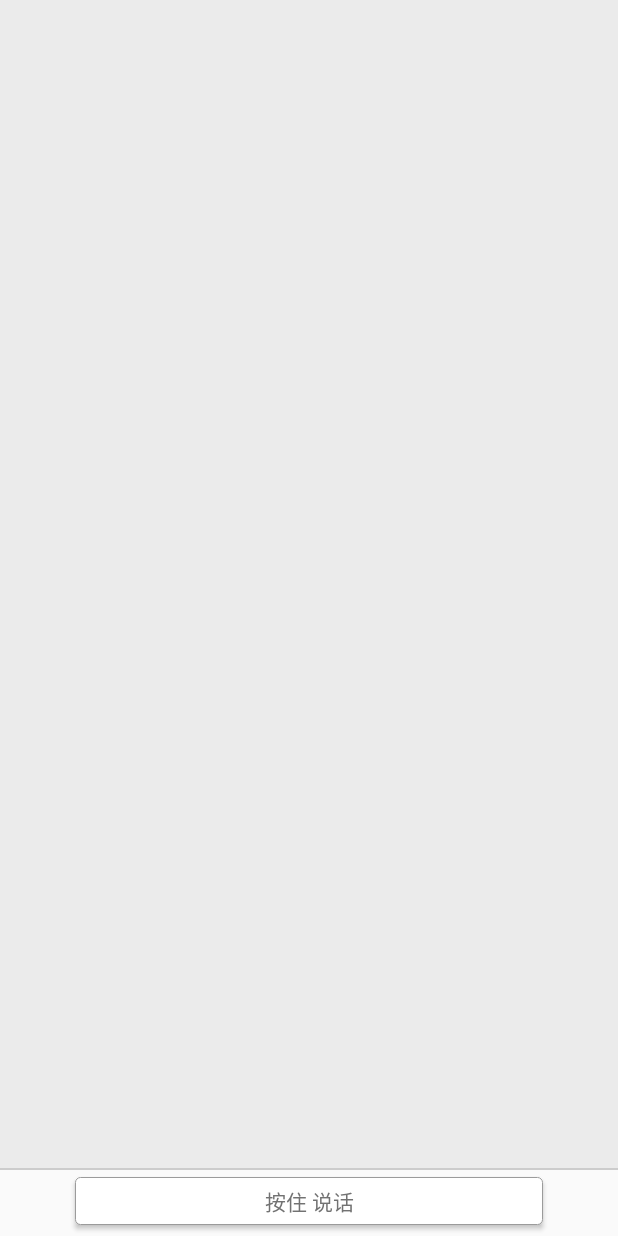
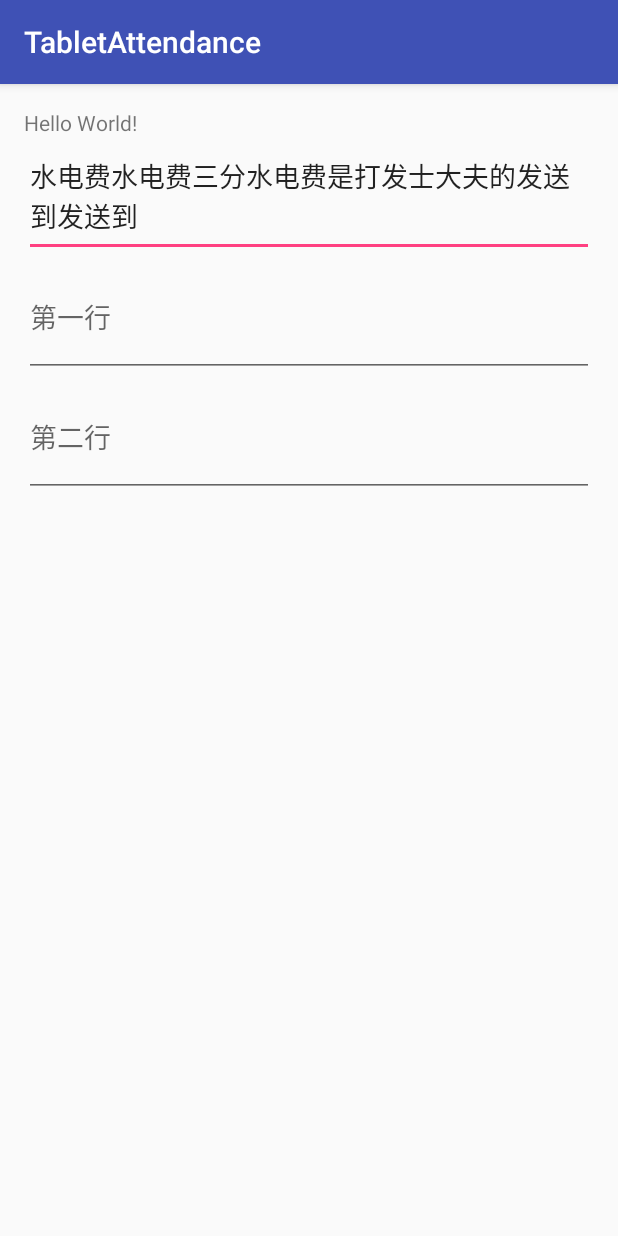
Before and after one commit to linuxcjh/TabletAttendance, an Android app: the screen it shows after launch (VoiceActivity before the commit, MainActivity after it), on a phone screen of 412 x 824 dp. Run offline under Robolectric (Android 15) with nearby library versions, the phone set to English and light mode, and no system bars.

Commit message:
功能预处理

```diff
--- a/app/src/main/AndroidManifest.xml
+++ b/app/src/main/AndroidManifest.xml
@@ -21,7 +21,7 @@
         android:supportsRtl="true"
         android:theme="@style/AppTheme">
 
-        <activity android:name=".voice.view.VoiceActivity">
+        <activity android:name="com.nuoman.MainActivity">
             <intent-filter>
                 <action android:name="android.intent.action.MAIN" />
 
--- a/app/src/main/java/com/nuoman/tabletattendance/voice/view/AudioRecordButton.java
+++ b/app/src/main/java/com/nuoman/tabletattendance/voice/view/AudioRecordButton.java
@@ -38,7 +38,6 @@ public class AudioRecordButton extends Button implements AudioManager.AudioStage
 
     public AudioRecordButton(Context context) {
         this(context, null);
-        // TODO Auto-generated constructor stub
     }
 
     public AudioRecordButton(Context context, AttributeSet attrs) {
@@ -56,13 +55,11 @@ public class AudioRecordButton extends Button implements AudioManager.AudioStage
 
             @Override
             public boolean onLongClick(View v) {
-                // TODO Auto-generated method
                 mReady = true;
                 mAudioManager.prepareAudio();
                 return false;
             }
         });
-        // TODO Auto-generated constructor stub
     }
 
     /**
--- a/app/src/main/java/com/nuoman/tabletattendance/voice/view/VoiceActivity.java
+++ b/app/src/main/java/com/nuoman/tabletattendance/voice/view/VoiceActivity.java
@@ -16,6 +16,7 @@ import java.util.ArrayList;
 import java.util.List;
 
 public class VoiceActivity extends Activity {
+
     AudioRecordButton button;
 
     private ListView mlistview;
@@ -51,9 +52,9 @@ public class VoiceActivity extends Activity {
             public void onItemClick(AdapterView<?> parent, View view,
                                     int position, long id) {
                 // 播放动画
-				if (viewanim!=null) {//让第二个播放的时候第一个停止播放
+                if (viewanim != null) {//让第二个播放的时候第一个停止播放
                     viewanim.setBackgroundResource(R.drawable.adj);
-					viewanim=null;
+                    viewanim = null;
                 }
                 viewanim = view.findViewById(R.id.id_recorder_anim);
                 viewanim.setBackgroundResource(R.drawable.play);
--- a/app/src/main/res/layout/activity_main.xml
+++ b/app/src/main/res/layout/activity_main.xml
@@ -1,5 +1,5 @@
 <?xml version="1.0" encoding="utf-8"?>
-<RelativeLayout xmlns:android="http://schemas.android.com/apk/res/android"
+<LinearLayout xmlns:android="http://schemas.android.com/apk/res/android"
     xmlns:tools="http://schemas.android.com/tools"
     android:layout_width="match_parent"
     android:layout_height="match_parent"
@@ -7,11 +7,31 @@
     android:paddingLeft="@dimen/activity_horizontal_margin"
     android:paddingRight="@dimen/activity_horizontal_margin"
     android:paddingTop="@dimen/activity_vertical_margin"
-    tools:context="com.nuoman.tabletattendance.MainActivity">
+    tools:context="com.nuoman.tabletattendance.MainActivity"
+    android:orientation="vertical">
 
     <TextView
         android:id="@+id/content_tv"
         android:layout_width="wrap_content"
         android:layout_height="wrap_content"
         android:text="Hello World!" />
-</RelativeLayout>
+
+    <EditText
+        android:id="@+id/edit_tv"
+        android:layout_width="match_parent"
+        android:layout_below="@id/content_tv"
+        android:text="水电费水电费三分水电费是打发士大夫的发送到发送到"
+        android:layout_height="80dp" />
+    <EditText
+        android:id="@+id/edit_pre_tv"
+        android:layout_width="match_parent"
+        android:layout_below="@id/content_tv"
+        android:hint="第一行"
+        android:layout_height="80dp" />
+    <EditText
+        android:id="@+id/edit_sub_tv"
+        android:layout_width="match_parent"
+        android:layout_below="@id/content_tv"
+        android:hint="第二行"
+        android:layout_height="80dp" />
+</LinearLayout>
--- a/app/src/main/res/values/strings.xml
+++ b/app/src/main/res/values/strings.xml
@@ -1,7 +1,7 @@
 <resources>
     <string name="app_name">TabletAttendance</string>
     <string  name="normal">按住 说话</string>
-    <string  name="recording">松开 结束</string>
+    <string  name="recording">松开 发送</string>
     <string  name="want_to_cancle">松开手指，取消发送</string>
     <string name="shouzhishanghua">手指上滑，取消发送</string>
     <string name="tooshort">录音时间过短</string>
```
Also changed, not shown: app/src/main/java/com/nuoman/tabletattendance/MainActivity.java (+43 -0 lines). Lines whose indentation alone changed are shown as unchanged.
